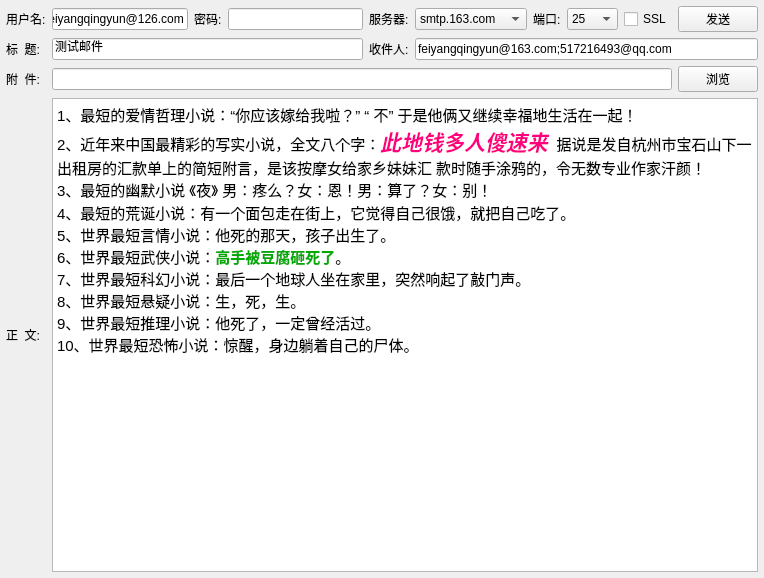
Before: the Qt Designer form emailtool/frmemailtool.ui in feiyangqingyun/QWidgetDemo, drawn with Qt 5.
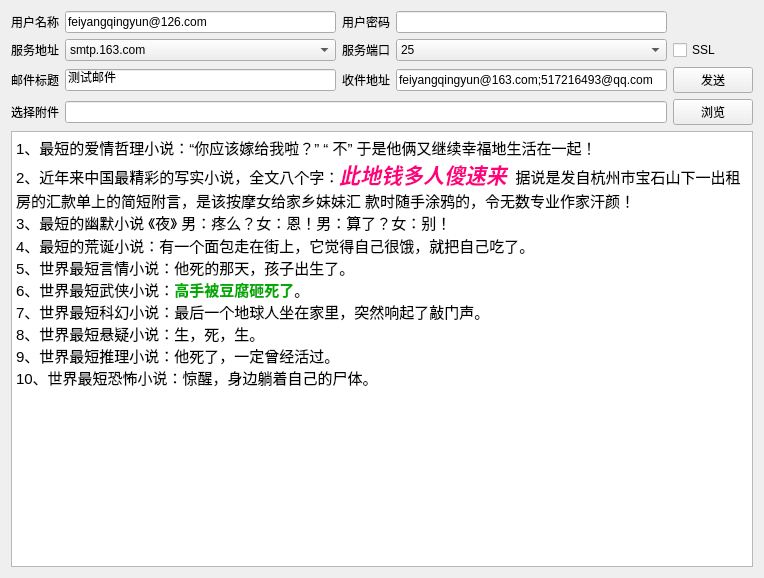
After: the same form once the commit is applied.

```diff
--- a/emailtool/frmemailtool.ui
+++ b/emailtool/frmemailtool.ui
@@ -13,174 +13,180 @@
   <property name="windowTitle">
    <string>Form</string>
   </property>
-  <layout class="QGridLayout" name="gridLayout">
-   <property name="leftMargin">
-    <number>6</number>
-   </property>
-   <property name="topMargin">
-    <number>6</number>
-   </property>
-   <property name="rightMargin">
-    <number>6</number>
-   </property>
-   <property name="bottomMargin">
-    <number>6</number>
-   </property>
-   <item row="0" column="0">
-    <widget class="QLabel" name="labSenderAddr">
-     <property name="text">
-      <string>用户名:</string>
-     </property>
-    </widget>
-   </item>
-   <item row="0" column="1">
-    <widget class="QLineEdit" name="txtSenderAddr">
-     <property name="text">
-      <string>feiyangqingyun@126.com</string>
-     </property>
-    </widget>
-   </item>
-   <item row="0" column="2">
-    <widget class="QLabel" name="labSenderPwd">
-     <property name="text">
-      <string>密码:</string>
-     </property>
-    </widget>
-   </item>
-   <item row="0" column="3">
-    <widget class="QLineEdit" name="txtSenderPwd">
-     <property name="text">
-      <string/>
-     </property>
-     <property name="echoMode">
-      <enum>QLineEdit::Password</enum>
-     </property>
-    </widget>
-   </item>
-   <item row="0" column="4">
-    <widget class="QLabel" name="labServer">
-     <property name="text">
-      <string>服务器:</string>
-     </property>
-    </widget>
-   </item>
-   <item row="0" column="5">
-    <widget class="QComboBox" name="cboxServer">
-     <item>
-      <property name="text">
-       <string>smtp.163.com</string>
-      </property>
+  <layout class="QVBoxLayout" name="verticalLayout">
+   <item>
+    <layout class="QGridLayout" name="gridLayout">
+     <item row="2" column="4">
+      <widget class="QPushButton" name="btnSend">
+       <property name="cursor">
+        <cursorShape>PointingHandCursor</cursorShape>
+       </property>
+       <property name="text">
+        <string>发送</string>
+       </property>
+      </widget>
      </item>
-     <item>
-      <property name="text">
-       <string>smtp.126.com</string>
-      </property>
+     <item row="1" column="3">
+      <widget class="QComboBox" name="cboxPort">
+       <item>
+        <property name="text">
+         <string>25</string>
+        </property>
+       </item>
+       <item>
+        <property name="text">
+         <string>465</string>
+        </property>
+       </item>
+       <item>
+        <property name="text">
+         <string>587</string>
+        </property>
+       </item>
+      </widget>
      </item>
-     <item>
-      <property name="text">
-       <string>smtp.qq.com</string>
-      </property>
+     <item row="1" column="4">
+      <widget class="QCheckBox" name="ckSSL">
+       <property name="text">
+        <string>SSL</string>
+       </property>
+      </widget>
      </item>
-     <item>
-      <property name="text">
-       <string>smt.sina.com</string>
-      </property>
+     <item row="1" column="2">
+      <widget class="QLabel" name="labPort">
+       <property name="text">
+        <string>服务端口</string>
+       </property>
+      </widget>
      </item>
-     <item>
-      <property name="text">
-       <string>smtp.sohu.com</string>
-      </property>
+     <item row="3" column="4">
+      <widget class="QPushButton" name="btnSelect">
+       <property name="cursor">
+        <cursorShape>PointingHandCursor</cursorShape>
+       </property>
+       <property name="text">
+        <string>浏览</string>
+       </property>
+      </widget>
      </item>
-     <item>
-      <property name="text">
-       <string>smtp.139.com</string>
-      </property>
+     <item row="2" column="3">
+      <widget class="QLineEdit" name="txtReceiverAddr">
+       <property name="text">
+        <string>feiyangqingyun@163.com;517216493@qq.com</string>
+       </property>
+      </widget>
      </item>
-     <item>
-      <property name="text">
-       <string>smtp.189.com</string>
-      </property>
+     <item row="3" column="1" colspan="3">
+      <widget class="QLineEdit" name="txtFileName"/>
      </item>
-    </widget>
-   </item>
-   <item row="0" column="6">
-    <widget class="QLabel" name="labPort">
-     <property name="text">
-      <string>端口:</string>
-     </property>
-    </widget>
-   </item>
-   <item row="0" column="7">
-    <widget class="QComboBox" name="cboxPort">
-     <item>
-      <property name="text">
-       <string>25</string>
-      </property>
+     <item row="2" column="0">
+      <widget class="QLabel" name="labTitle">
+       <property name="text">
+        <string>邮件标题</string>
+       </property>
+      </widget>
      </item>
-     <item>
-      <property name="text">
-       <string>465</string>
-      </property>
+     <item row="2" column="1">
+      <widget class="QLineEdit" name="txtTitle">
+       <property name="text">
+        <string>测试邮件</string>
+       </property>
+      </widget>
      </item>
-     <item>
-      <property name="text">
-       <string>587</string>
-      </property>
+     <item row="1" column="1">
+      <widget class="QComboBox" name="cboxServer">
+       <item>
+        <property name="text">
+         <string>smtp.163.com</string>
+        </property>
+       </item>
+       <item>
+        <property name="text">
+         <string>smtp.126.com</string>
+        </property>
+       </item>
+       <item>
+        <property name="text">
+         <string>smtp.qq.com</string>
+        </property>
+       </item>
+       <item>
+        <property name="text">
+         <string>smt.sina.com</string>
+        </property>
+       </item>
+       <item>
+        <property name="text">
+         <string>smtp.sohu.com</string>
+        </property>
+       </item>
+       <item>
+        <property name="text">
+         <string>smtp.139.com</string>
+        </property>
+       </item>
+       <item>
+        <property name="text">
+         <string>smtp.189.com</string>
+        </property>
+       </item>
+      </widget>
      </item>
-    </widget>
+     <item row="2" column="2">
+      <widget class="QLabel" name="labReceiverAddr">
+       <property name="text">
+        <string>收件地址</string>
+       </property>
+      </widget>
+     </item>
+     <item row="3" column="0">
+      <widget class="QLabel" name="labFileName">
+       <property name="text">
+        <string>选择附件</string>
+       </property>
+      </widget>
+     </item>
+     <item row="1" column="0">
+      <widget class="QLabel" name="labServer">
+       <property name="text">
+        <string>服务地址</string>
+       </property>
+      </widget>
+     </item>
+     <item row="0" column="0">
+      <widget class="QLabel" name="labSenderAddr">
+       <property name="text">
+        <string>用户名称</string>
+       </property>
+      </widget>
+     </item>
+     <item row="0" column="1">
+      <widget class="QLineEdit" name="txtSenderAddr">
+       <property name="text">
+        <string>feiyangqingyun@126.com</string>
+       </property>
+      </widget>
+     </item>
+     <item row="0" column="2">
+      <widget class="QLabel" name="labSenderPwd">
+       <property name="text">
+        <string>用户密码</string>
+       </property>
+      </widget>
+     </item>
+     <item row="0" column="3">
+      <widget class="QLineEdit" name="txtSenderPwd">
+       <property name="text">
+        <string/>
+       </property>
+       <property name="echoMode">
+        <enum>QLineEdit::Password</enum>
+       </property>
+      </widget>
+     </item>
+    </layout>
    </item>
-   <item row="0" column="8">
-    <widget class="QCheckBox" name="ckSSL">
-     <property name="text">
-      <string>SSL</string>
-     </property>
-    </widget>
-   </item>
-   <item row="0" column="9">
-    <widget class="QPushButton" name="btnSend">
-     <property name="cursor">
-      <cursorShape>PointingHandCursor</cursorShape>
-     </property>
-     <property name="text">
-      <string>发送</string>
-     </property>
-    </widget>
-   </item>
-   <item row="1" column="0">
-    <widget class="QLabel" name="labTitle">
-     <property name="text">
-      <string>标  题:</string>
-     </property>
-    </widget>
-   </item>
-   <item row="4" column="0">
-    <widget class="QLabel" name="labFileName">
-     <property name="text">
-      <string>附  件:</string>
-     </property>
-    </widget>
-   </item>
-   <item row="5" column="0">
-    <widget class="QLabel" name="labContent">
-     <property name="text">
-      <string>正  文:</string>
-     </property>
-    </widget>
-   </item>
-   <item row="4" column="9">
-    <widget class="QPushButton" name="btnSelect">
-     <property name="cursor">
-      <cursorShape>PointingHandCursor</cursorShape>
-     </property>
-     <property name="text">
-      <string>浏览</string>
-     </property>
-    </widget>
-   </item>
-   <item row="4" column="1" colspan="8">
-    <widget class="QLineEdit" name="txtFileName"/>
-   </item>
-   <item row="5" column="1" colspan="9">
+   <item>
     <widget class="QTextBrowser" name="txtContent">
      <property name="readOnly">
       <bool>false</bool>
@@ -189,30 +195,9 @@
       <string>&lt;!DOCTYPE HTML PUBLIC &quot;-//W3C//DTD HTML 4.0//EN&quot; &quot;http://www.w3.org/TR/REC-html40/strict.dtd&quot;&gt;
 &lt;html&gt;&lt;head&gt;&lt;meta name=&quot;qrichtext&quot; content=&quot;1&quot; /&gt;&lt;style type=&quot;text/css&quot;&gt;
 p, li { white-space: pre-wrap; }
-&lt;/style&gt;&lt;/head&gt;&lt;body style=&quot; font-family:'宋体'; font-size:9pt; font-weight:400; font-style:normal;&quot;&gt;
-&lt;p style=&quot; margin-top:0px; margin-bottom:0px; margin-left:0px; margin-right:0px; -qt-block-indent:0; text-indent:0px;&quot;&gt;&lt;span style=&quot; font-size:11pt;&quot;&gt;1&lt;/span&gt;&lt;span style=&quot; font-family:'Times New Roman'; font-size:11pt;&quot;&gt;、最短的爱情哲理小说：“&lt;/span&gt;&lt;span style=&quot; font-size:11pt;&quot;&gt;你应该嫁给我啦？&lt;/span&gt;&lt;span style=&quot; font-family:'Times New Roman'; font-size:11pt;&quot;&gt;” “ &lt;/span&gt;&lt;span style=&quot; font-size:11pt;&quot;&gt;不&lt;/span&gt;&lt;span style=&quot; font-family:'Times New Roman'; font-size:11pt;&quot;&gt;” &lt;/span&gt;&lt;span style=&quot; font-size:11pt;&quot;&gt;于是他俩又继续幸福地生活在一起&lt;/span&gt;&lt;span style=&quot; font-family:'Times New Roman'; font-size:11pt;&quot;&gt;！&lt;br /&gt;&lt;/span&gt;&lt;span style=&quot; font-size:11pt;&quot;&gt;2&lt;/span&gt;&lt;span style=&quot; font-family:'Times New Roman'; font-size:11pt;&quot;&gt;、近年来中国最精彩的写实小说，全文八个字：&lt;/span&gt;&lt;span style=&quot; font-family:'Times New Roman'; font-size:16pt; font-weight:600; font-style:italic; color:#ff007f;&quot;&gt;此地钱多人傻速来&lt;/span&gt;&lt;span style=&quot; font-family:'Times New Roman'; font-size:11pt;&quot;&gt;  据说是发自杭州市宝石山下一出租房的汇款单上的简短附言，是该按摩女给家乡妹妹汇 款时随手涂鸦的，令无数专业作家汗颜！&lt;br /&gt;&lt;/span&gt;&lt;span style=&quot; font-size:11pt;&quot;&gt;3&lt;/span&gt;&lt;span style=&quot; font-family:'Times New Roman'; font-size:11pt;&quot;&gt;、最短的幽默小说 《夜》 男：疼么？女：恩！男：算了？女：别！&lt;/span&gt;&lt;/p&gt;
-&lt;p style=&quot; margin-top:0px; margin-bottom:0px; margin-left:0px; margin-right:0px; -qt-block-indent:0; text-indent:0px;&quot;&gt;&lt;span style=&quot; font-size:11pt;&quot;&gt;4&lt;/span&gt;&lt;span style=&quot; font-family:'Times New Roman'; font-size:11pt;&quot;&gt;、最短的荒诞小说：有一个面包走在街上，它觉得自己很饿，就把自己吃了。&lt;br /&gt;&lt;/span&gt;&lt;span style=&quot; font-size:11pt;&quot;&gt;5&lt;/span&gt;&lt;span style=&quot; font-family:'Times New Roman'; font-size:11pt;&quot;&gt;、世界最短言情小说：他死的那天，孩子出生了。&lt;br /&gt;&lt;/span&gt;&lt;span style=&quot; font-size:11pt;&quot;&gt;6&lt;/span&gt;&lt;span style=&quot; font-family:'Times New Roman'; font-size:11pt;&quot;&gt;、世界最短武侠小说：&lt;/span&gt;&lt;span style=&quot; font-family:'Times New Roman'; font-size:11pt; font-weight:600; color:#00aa00;&quot;&gt;高手被豆腐砸死了&lt;/span&gt;&lt;span style=&quot; font-family:'Times New Roman'; font-size:11pt;&quot;&gt;。&lt;br /&gt;&lt;/span&gt;&lt;span style=&quot; font-size:11pt;&quot;&gt;7&lt;/span&gt;&lt;span style=&quot; font-family:'Times New Roman'; font-size:11pt;&quot;&gt;、世界最短科幻小说：最后一个地球人坐在家里，突然响起了敲门声。&lt;br /&gt;&lt;/span&gt;&lt;span style=&quot; font-size:11pt;&quot;&gt;8&lt;/span&gt;&lt;span style=&quot; font-family:'Times New Roman'; font-size:11pt;&quot;&gt;、世界最短悬疑小说：生，死，生。&lt;br /&gt;&lt;/span&gt;&lt;span style=&quot; font-size:11pt;&quot;&gt;9&lt;/span&gt;&lt;span style=&quot; font-family:'Times New Roman'; font-size:11pt;&quot;&gt;、世界最短推理小说：他死了，一定曾经活过。 &lt;br /&gt;1&lt;/span&gt;&lt;span style=&quot; font-size:11pt;&quot;&gt;0&lt;/span&gt;&lt;span style=&quot; font-family:'Times New Roman'; font-size:11pt;&quot;&gt;、世界最短恐怖小说：惊醒，身边躺着自己的尸体。&lt;/span&gt;&lt;/p&gt;&lt;/body&gt;&lt;/html&gt;</string>
-     </property>
-    </widget>
-   </item>
-   <item row="1" column="1" colspan="3">
-    <widget class="QLineEdit" name="txtTitle">
-     <property name="text">
-      <string>测试邮件</string>
-     </property>
-    </widget>
-   </item>
-   <item row="1" column="4">
-    <widget class="QLabel" name="labReceiverAddr">
-     <property name="text">
-      <string>收件人:</string>
-     </property>
-    </widget>
-   </item>
-   <item row="1" column="5" colspan="5">
-    <widget class="QLineEdit" name="txtReceiverAddr">
-     <property name="text">
-      <string>feiyangqingyun@163.com;517216493@qq.com</string>
+&lt;/style&gt;&lt;/head&gt;&lt;body style=&quot; font-family:'SimSun'; font-size:9.07563pt; font-weight:400; font-style:normal;&quot;&gt;
+&lt;p style=&quot; margin-top:0px; margin-bottom:0px; margin-left:0px; margin-right:0px; -qt-block-indent:0; text-indent:0px;&quot;&gt;&lt;span style=&quot; font-family:'宋体'; font-size:11pt;&quot;&gt;1&lt;/span&gt;&lt;span style=&quot; font-family:'Times New Roman'; font-size:11pt;&quot;&gt;、最短的爱情哲理小说：“&lt;/span&gt;&lt;span style=&quot; font-family:'宋体'; font-size:11pt;&quot;&gt;你应该嫁给我啦？&lt;/span&gt;&lt;span style=&quot; font-family:'Times New Roman'; font-size:11pt;&quot;&gt;” “ &lt;/span&gt;&lt;span style=&quot; font-family:'宋体'; font-size:11pt;&quot;&gt;不&lt;/span&gt;&lt;span style=&quot; font-family:'Times New Roman'; font-size:11pt;&quot;&gt;” &lt;/span&gt;&lt;span style=&quot; font-family:'宋体'; font-size:11pt;&quot;&gt;于是他俩又继续幸福地生活在一起&lt;/span&gt;&lt;span style=&quot; font-family:'Times New Roman'; font-size:11pt;&quot;&gt;！&lt;br /&gt;&lt;/span&gt;&lt;span style=&quot; font-family:'宋体'; font-size:11pt;&quot;&gt;2&lt;/span&gt;&lt;span style=&quot; font-family:'Times New Roman'; font-size:11pt;&quot;&gt;、近年来中国最精彩的写实小说，全文八个字：&lt;/span&gt;&lt;span style=&quot; font-family:'Times New Roman'; font-size:16pt; font-weight:600; font-style:italic; color:#ff007f;&quot;&gt;此地钱多人傻速来&lt;/span&gt;&lt;span style=&quot; font-family:'Times New Roman'; font-size:11pt;&quot;&gt;  据说是发自杭州市宝石山下一出租房的汇款单上的简短附言，是该按摩女给家乡妹妹汇 款时随手涂鸦的，令无数专业作家汗颜！&lt;br /&gt;&lt;/span&gt;&lt;span style=&quot; font-family:'宋体'; font-size:11pt;&quot;&gt;3&lt;/span&gt;&lt;span style=&quot; font-family:'Times New Roman'; font-size:11pt;&quot;&gt;、最短的幽默小说 《夜》 男：疼么？女：恩！男：算了？女：别！&lt;/span&gt;&lt;/p&gt;
+&lt;p style=&quot; margin-top:0px; margin-bottom:0px; margin-left:0px; margin-right:0px; -qt-block-indent:0; text-indent:0px;&quot;&gt;&lt;span style=&quot; font-family:'宋体'; font-size:11pt;&quot;&gt;4&lt;/span&gt;&lt;span style=&quot; font-family:'Times New Roman'; font-size:11pt;&quot;&gt;、最短的荒诞小说：有一个面包走在街上，它觉得自己很饿，就把自己吃了。&lt;br /&gt;&lt;/span&gt;&lt;span style=&quot; font-family:'宋体'; font-size:11pt;&quot;&gt;5&lt;/span&gt;&lt;span style=&quot; font-family:'Times New Roman'; font-size:11pt;&quot;&gt;、世界最短言情小说：他死的那天，孩子出生了。&lt;br /&gt;&lt;/span&gt;&lt;span style=&quot; font-family:'宋体'; font-size:11pt;&quot;&gt;6&lt;/span&gt;&lt;span style=&quot; font-family:'Times New Roman'; font-size:11pt;&quot;&gt;、世界最短武侠小说：&lt;/span&gt;&lt;span style=&quot; font-family:'Times New Roman'; font-size:11pt; font-weight:600; color:#00aa00;&quot;&gt;高手被豆腐砸死了&lt;/span&gt;&lt;span style=&quot; font-family:'Times New Roman'; font-size:11pt;&quot;&gt;。&lt;br /&gt;&lt;/span&gt;&lt;span style=&quot; font-family:'宋体'; font-size:11pt;&quot;&gt;7&lt;/span&gt;&lt;span style=&quot; font-family:'Times New Roman'; font-size:11pt;&quot;&gt;、世界最短科幻小说：最后一个地球人坐在家里，突然响起了敲门声。&lt;br /&gt;&lt;/span&gt;&lt;span style=&quot; font-family:'宋体'; font-size:11pt;&quot;&gt;8&lt;/span&gt;&lt;span style=&quot; font-family:'Times New Roman'; font-size:11pt;&quot;&gt;、世界最短悬疑小说：生，死，生。&lt;br /&gt;&lt;/span&gt;&lt;span style=&quot; font-family:'宋体'; font-size:11pt;&quot;&gt;9&lt;/span&gt;&lt;span style=&quot; font-family:'Times New Roman'; font-size:11pt;&quot;&gt;、世界最短推理小说：他死了，一定曾经活过。 &lt;br /&gt;1&lt;/span&gt;&lt;span style=&quot; font-family:'宋体'; font-size:11pt;&quot;&gt;0&lt;/span&gt;&lt;span style=&quot; font-family:'Times New Roman'; font-size:11pt;&quot;&gt;、世界最短恐怖小说：惊醒，身边躺着自己的尸体。&lt;/span&gt;&lt;/p&gt;&lt;/body&gt;&lt;/html&gt;</string>
      </property>
     </widget>
    </item>
```
Left out of the diff: 13 changed lines with no effect on the pictures.
